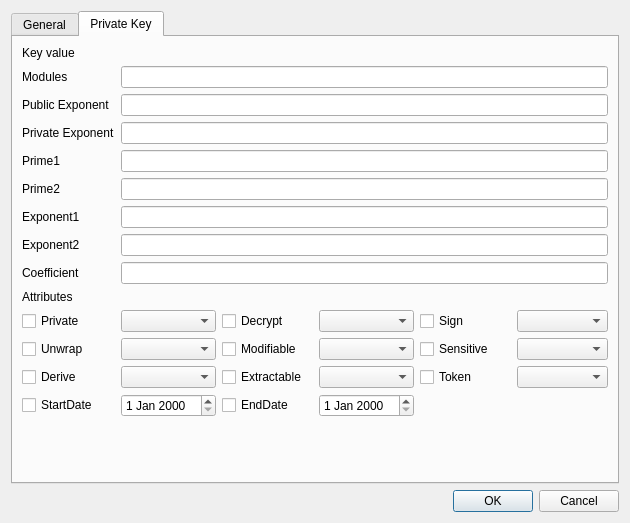
The window that CryptokiMan/create_rsa_pri_key_dlg.ui (jykim74/CryptokiMan) describes before a commit, drawn with Qt 5.
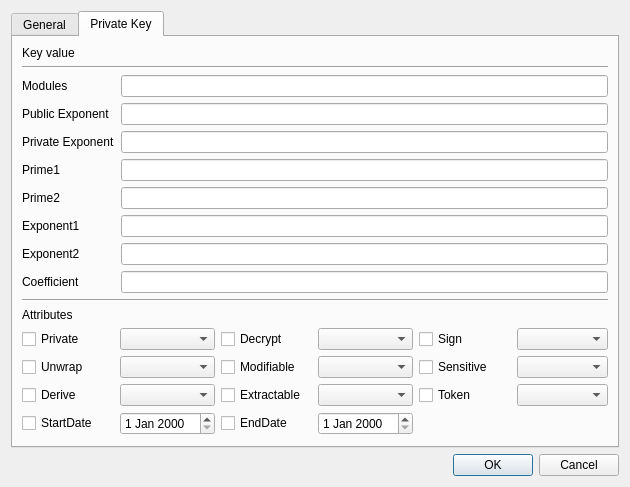
The same window after the commit. The open tabs and pages were chosen to show the change.

The edit to the form file:
```diff
--- a/CryptokiMan/create_rsa_pri_key_dlg.ui
+++ b/CryptokiMan/create_rsa_pri_key_dlg.ui
@@ -7,7 +7,7 @@
     <x>0</x>
     <y>0</y>
     <width>630</width>
-    <height>523</height>
+    <height>468</height>
    </rect>
   </property>
   <property name="windowTitle">
@@ -120,225 +120,253 @@
       <attribute name="title">
        <string>Private Key</string>
       </attribute>
+      <layout class="QVBoxLayout" name="verticalLayout_3">
+       <item>
+        <widget class="QLabel" name="label_9">
+         <property name="text">
+          <string>Key value</string>
+         </property>
+        </widget>
+       </item>
+       <item>
+        <widget class="Line" name="line_3">
+         <property name="orientation">
+          <enum>Qt::Horizontal</enum>
+         </property>
+        </widget>
+       </item>
+       <item>
       <layout class="QGridLayout" name="gridLayout_2">
-       <item row="6" column="1" colspan="5">
-        <widget class="QLineEdit" name="mExponent1Text"/>
-       </item>
-       <item row="11" column="1">
-        <widget class="QComboBox" name="mUnwrapCombo"/>
-       </item>
-       <item row="7" column="0">
-        <widget class="QLabel" name="label_16">
-         <property name="text">
-          <string>Exponent2</string>
+         <property name="topMargin">
+          <number>0</number>
          </property>
-        </widget>
-       </item>
-       <item row="11" column="5">
-        <widget class="QComboBox" name="mSensitiveCombo"/>
-       </item>
-       <item row="4" column="0">
+         <item row="4" column="1">
+          <widget class="QLineEdit" name="mPrime2Text"/>
+         </item>
+         <item row="2" column="1">
+          <widget class="QLineEdit" name="mPriExponentText"/>
+         </item>
+         <item row="3" column="0">
         <widget class="QLabel" name="label_13">
          <property name="text">
           <string>Prime1</string>
          </property>
         </widget>
        </item>
-       <item row="10" column="3">
-        <widget class="QComboBox" name="mDecryptCombo"/>
-       </item>
-       <item row="14" column="1">
-        <spacer name="verticalSpacer_2">
-         <property name="orientation">
-          <enum>Qt::Vertical</enum>
-         </property>
-         <property name="sizeHint" stdset="0">
-          <size>
-           <width>20</width>
-           <height>40</height>
-          </size>
-         </property>
-        </spacer>
-       </item>
-       <item row="12" column="5">
-        <widget class="QComboBox" name="mTokenCombo"/>
-       </item>
-       <item row="12" column="1">
-        <widget class="QComboBox" name="mDeriveCombo"/>
-       </item>
        <item row="0" column="0">
-        <widget class="QLabel" name="label_9">
+          <widget class="QLabel" name="label_10">
          <property name="text">
-          <string>Key value</string>
+            <string>Modules</string>
          </property>
         </widget>
        </item>
-       <item row="1" column="1" colspan="5">
-        <widget class="QLineEdit" name="mModulesText"/>
-       </item>
-       <item row="10" column="1">
-        <widget class="QComboBox" name="mPrivateCombo"/>
-       </item>
-       <item row="12" column="2">
-        <widget class="QCheckBox" name="mExtractableCheck">
+         <item row="1" column="0">
+          <widget class="QLabel" name="label_11">
          <property name="text">
-          <string notr="true">Extractable</string>
+            <string>Public Exponent</string>
          </property>
         </widget>
        </item>
-       <item row="11" column="2">
-        <widget class="QCheckBox" name="mModifiableCheck">
+         <item row="2" column="0">
+          <widget class="QLabel" name="label_12">
          <property name="text">
-          <string notr="true">Modifiable</string>
+            <string>Private Exponent</string>
          </property>
         </widget>
        </item>
-       <item row="6" column="0">
+         <item row="5" column="0">
         <widget class="QLabel" name="label_15">
          <property name="text">
           <string>Exponent1</string>
          </property>
         </widget>
        </item>
-       <item row="8" column="0">
+         <item row="6" column="0">
+          <widget class="QLabel" name="label_16">
+           <property name="text">
+            <string>Exponent2</string>
+           </property>
+          </widget>
+         </item>
+         <item row="0" column="1">
+          <widget class="QLineEdit" name="mModulesText"/>
+         </item>
+         <item row="6" column="1">
+          <widget class="QLineEdit" name="mExponent2Text"/>
+         </item>
+         <item row="1" column="1">
+          <widget class="QLineEdit" name="mPubExponentText"/>
+         </item>
+         <item row="4" column="0">
+          <widget class="QLabel" name="label_14">
+           <property name="text">
+            <string>Prime2</string>
+           </property>
+          </widget>
+         </item>
+         <item row="3" column="1">
+          <widget class="QLineEdit" name="mPrime1Text"/>
+         </item>
+         <item row="5" column="1">
+          <widget class="QLineEdit" name="mExponent1Text"/>
+         </item>
+         <item row="7" column="0">
         <widget class="QLabel" name="label_17">
          <property name="text">
           <string>Coefficient</string>
          </property>
         </widget>
        </item>
-       <item row="2" column="0">
-        <widget class="QLabel" name="label_11">
-         <property name="text">
-          <string>Public Exponent</string>
+         <item row="7" column="1">
+          <widget class="QLineEdit" name="mCoefficientText"/>
+         </item>
+        </layout>
+       </item>
+       <item>
+        <widget class="Line" name="line_4">
+         <property name="orientation">
+          <enum>Qt::Horizontal</enum>
          </property>
         </widget>
        </item>
-       <item row="9" column="0">
+       <item>
         <widget class="QLabel" name="label_18">
          <property name="text">
           <string>Attributes</string>
          </property>
         </widget>
        </item>
-       <item row="11" column="3">
+       <item>
+        <layout class="QGridLayout" name="gridLayout_5">
+         <property name="topMargin">
+          <number>0</number>
+         </property>
+         <item row="1" column="3">
         <widget class="QComboBox" name="mModifiableCombo"/>
        </item>
-       <item row="5" column="1" colspan="5">
-        <widget class="QLineEdit" name="mPrime2Text"/>
-       </item>
-       <item row="10" column="4">
-        <widget class="QCheckBox" name="mSignCheck">
-         <property name="text">
-          <string notr="true">Sign</string>
-         </property>
-        </widget>
-       </item>
-       <item row="3" column="0">
-        <widget class="QLabel" name="label_12">
-         <property name="text">
-          <string>Private Exponent</string>
-         </property>
-        </widget>
-       </item>
-       <item row="7" column="1" colspan="5">
-        <widget class="QLineEdit" name="mExponent2Text"/>
-       </item>
-       <item row="4" column="1" colspan="5">
-        <widget class="QLineEdit" name="mPrime1Text"/>
-       </item>
-       <item row="12" column="4">
+         <item row="2" column="4">
         <widget class="QCheckBox" name="mTokenCheck">
          <property name="text">
           <string notr="true">Token</string>
          </property>
         </widget>
        </item>
-       <item row="12" column="3">
-        <widget class="QComboBox" name="mExtractableCombo"/>
-       </item>
-       <item row="11" column="0">
+         <item row="2" column="5">
+          <widget class="QComboBox" name="mTokenCombo"/>
+         </item>
+         <item row="1" column="2">
+          <widget class="QCheckBox" name="mModifiableCheck">
+           <property name="text">
+            <string notr="true">Modifiable</string>
+           </property>
+          </widget>
+         </item>
+         <item row="1" column="1">
+          <widget class="QComboBox" name="mUnwrapCombo"/>
+         </item>
+         <item row="0" column="5">
+          <widget class="QComboBox" name="mSignCombo"/>
+         </item>
+         <item row="2" column="1">
+          <widget class="QComboBox" name="mDeriveCombo"/>
+         </item>
+         <item row="1" column="0">
         <widget class="QCheckBox" name="mUnwrapCheck">
          <property name="text">
           <string notr="true">Unwrap</string>
          </property>
         </widget>
        </item>
-       <item row="10" column="5">
-        <widget class="QComboBox" name="mSignCombo"/>
-       </item>
-       <item row="3" column="1" colspan="5">
-        <widget class="QLineEdit" name="mPriExponentText"/>
-       </item>
-       <item row="12" column="0">
+         <item row="0" column="3">
+          <widget class="QComboBox" name="mDecryptCombo"/>
+         </item>
+         <item row="0" column="4">
+          <widget class="QCheckBox" name="mSignCheck">
+           <property name="text">
+            <string notr="true">Sign</string>
+           </property>
+          </widget>
+         </item>
+         <item row="0" column="0">
+          <widget class="QCheckBox" name="mPrivateCheck">
+           <property name="text">
+            <string notr="true">Private</string>
+           </property>
+          </widget>
+         </item>
+         <item row="2" column="0">
         <widget class="QCheckBox" name="mDeriveCheck">
          <property name="text">
           <string notr="true">Derive</string>
          </property>
         </widget>
        </item>
-       <item row="1" column="0">
-        <widget class="QLabel" name="label_10">
+         <item row="2" column="2">
+          <widget class="QCheckBox" name="mExtractableCheck">
          <property name="text">
-          <string>Modules</string>
+            <string notr="true">Extractable</string>
          </property>
         </widget>
        </item>
-       <item row="10" column="2">
-        <widget class="QCheckBox" name="mDecryptCheck">
-         <property name="text">
-          <string notr="true">Decrypt</string>
-         </property>
-        </widget>
-       </item>
-       <item row="5" column="0">
-        <widget class="QLabel" name="label_14">
-         <property name="text">
-          <string>Prime2</string>
-         </property>
-        </widget>
-       </item>
-       <item row="11" column="4">
+         <item row="1" column="4">
         <widget class="QCheckBox" name="mSensitiveCheck">
          <property name="text">
           <string notr="true">Sensitive</string>
          </property>
         </widget>
        </item>
-       <item row="10" column="0">
-        <widget class="QCheckBox" name="mPrivateCheck">
+         <item row="1" column="5">
+          <widget class="QComboBox" name="mSensitiveCombo"/>
+         </item>
+         <item row="0" column="2">
+          <widget class="QCheckBox" name="mDecryptCheck">
          <property name="text">
-          <string notr="true">Private</string>
+            <string notr="true">Decrypt</string>
          </property>
         </widget>
        </item>
-       <item row="8" column="1" colspan="5">
-        <widget class="QLineEdit" name="mCoefficientText"/>
-       </item>
-       <item row="2" column="1" colspan="5">
-        <widget class="QLineEdit" name="mPubExponentText"/>
-       </item>
-       <item row="13" column="0">
+         <item row="2" column="3">
+          <widget class="QComboBox" name="mExtractableCombo"/>
+         </item>
+         <item row="0" column="1">
+          <widget class="QComboBox" name="mPrivateCombo"/>
+         </item>
+         <item row="3" column="0">
         <widget class="QCheckBox" name="mStartDateCheck">
          <property name="text">
           <string>StartDate</string>
          </property>
         </widget>
        </item>
-       <item row="13" column="2">
+         <item row="3" column="1">
+          <widget class="QDateEdit" name="mStartDateEdit"/>
+         </item>
+         <item row="3" column="2">
         <widget class="QCheckBox" name="mEndDateCheck">
          <property name="text">
           <string>EndDate</string>
          </property>
         </widget>
        </item>
-       <item row="13" column="1">
-        <widget class="QDateEdit" name="mStartDateEdit"/>
-       </item>
-       <item row="13" column="3">
+         <item row="3" column="3">
         <widget class="QDateEdit" name="mEndDateEdit"/>
        </item>
       </layout>
+       </item>
+       <item>
+        <spacer name="verticalSpacer_2">
+         <property name="orientation">
+          <enum>Qt::Vertical</enum>
+         </property>
+         <property name="sizeHint" stdset="0">
+          <size>
+           <width>20</width>
+           <height>40</height>
+          </size>
+         </property>
+        </spacer>
+       </item>
+      </layout>
      </widget>
     </widget>
    </item>
```
Left out of the diff: 243 changed lines with no effect on the pictures. Lines whose indentation alone changed are shown as unchanged.
